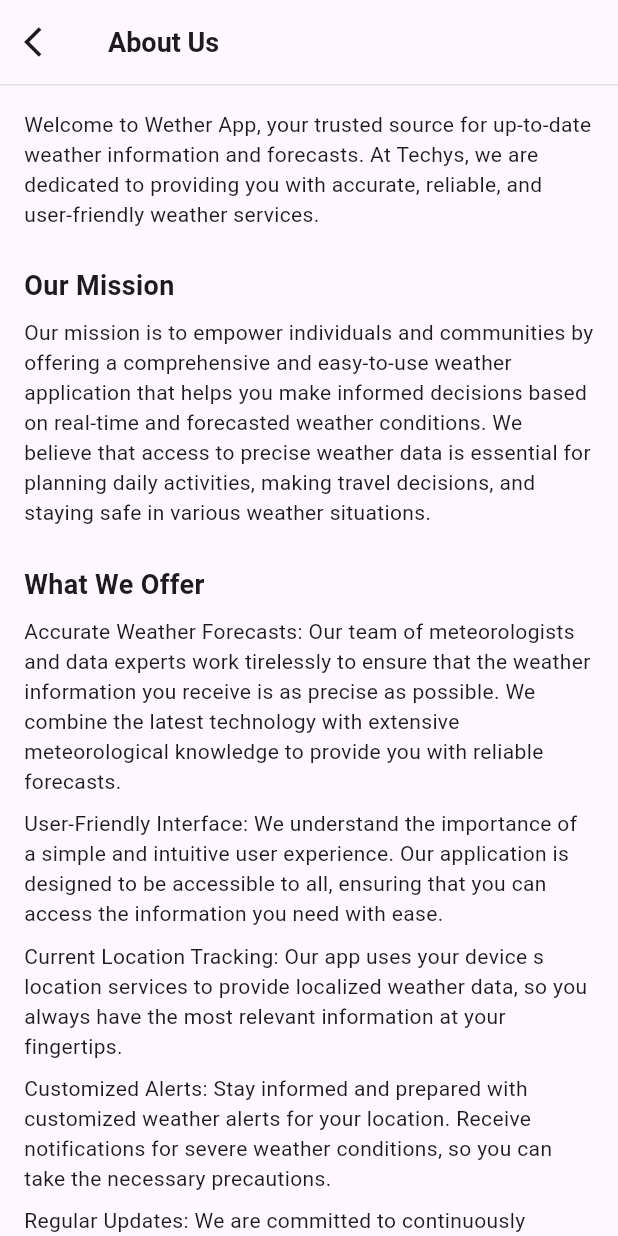
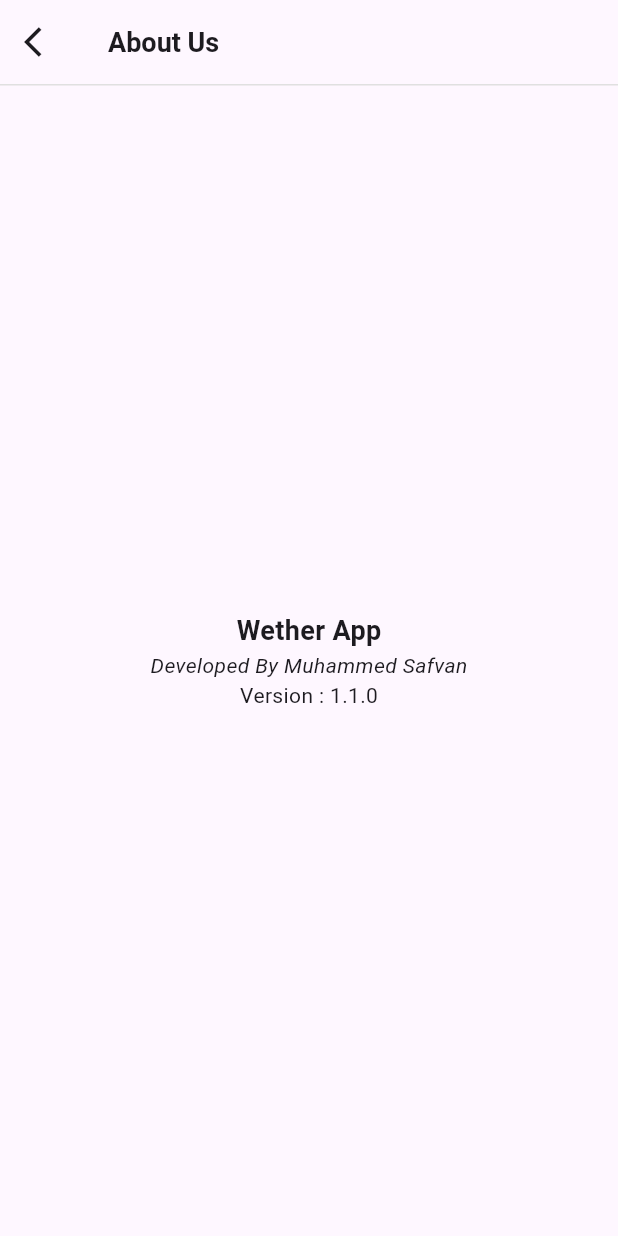
Before and after one commit to safvansafvan/weather_app, a Flutter app: the AboutUs screen opened directly, on a phone screen of 412 x 824 dp. Run offline on Flutter 3.47's test engine with Material 2 defaults, Android fonts, the phone set to English and light mode, and no system bars; our stand-ins replace dio, geocoding, geolocator, get, google_fonts, lottie and 2 more; Roboto replaces fonts that are missing (Prompt).

Commit message:
resolved issue and screen changes

```diff
--- a/lib/apiservice/get_api_resp.dart
+++ b/lib/apiservice/get_api_resp.dart
@@ -20,7 +20,7 @@ class ApiService {
           WeatherDataHourly.fromJson(bodyData),
           WeatherDataDaily.fromJson(bodyData),
         );
-        return weatherData!;
+        return weatherData;
       } else {
         log('Server Failure');
       }
--- a/lib/view/home/home.dart
+++ b/lib/view/home/home.dart
@@ -17,7 +17,9 @@ class HomeScreen extends StatelessWidget {
     var screenSize = MediaQuery.of(context).size;
     final GlobelController controller =
         Get.put(GlobelController(), permanent: true);
-    return RefreshIndicator(
+    return Stack(
+      children: [
+        RefreshIndicator(
           onRefresh: () async {
             controller.isLoading.value = true;
             controller.onInit();
@@ -72,6 +74,8 @@ class HomeScreen extends StatelessWidget {
                     ),
             ),
           ),
+        ),
+      ],
     );
   }
 }
--- a/lib/view/settings/screen/about_us.dart
+++ b/lib/view/settings/screen/about_us.dart
@@ -1,7 +1,5 @@
 import 'package:flutter/material.dart';
-import 'package:weather_app/controller/core/constant.dart';
 import 'package:weather_app/view/settings/widget/app_bar.dart';
-import 'package:weather_app/view/settings/widget/common_heading.dart';
 
 class AboutUs extends StatelessWidget {
   const AboutUs({super.key});
@@ -10,46 +8,16 @@ class AboutUs extends StatelessWidget {
   Widget build(BuildContext context) {
     return Scaffold(
       appBar: appBarWidget(context: context, title: 'About Us'),
-      body: SingleChildScrollView(
-        child: Padding(
-          padding: const EdgeInsets.all(16),
-          child: Column(
-            crossAxisAlignment: CrossAxisAlignment.start,
-            children: [
-              const Text(
-                  'Welcome to Wether App, your trusted source for up-to-date weather information and forecasts. At Techys, we are dedicated to providing you with accurate, reliable, and user-friendly weather services.'),
-              CustomHeights.commonHeight(context),
-              commonHeading(title: 'Our Mission'),
-              CustomHeights.minHeight(context),
-              const Text(
-                  'Our mission is to empower individuals and communities by offering a comprehensive and easy-to-use weather application that helps you make informed decisions based on real-time and forecasted weather conditions. We believe that access to precise weather data is essential for planning daily activities, making travel decisions, and staying safe in various weather situations.'),
-              CustomHeights.commonHeight(context),
-              commonHeading(title: 'What We Offer'),
-              CustomHeights.minHeight(context),
-              const Text(
-                  'Accurate Weather Forecasts: Our team of meteorologists and data experts work tirelessly to ensure that the weather information you receive is as precise as possible. We combine the latest technology with extensive meteorological knowledge to provide you with reliable forecasts.'),
-              CustomHeights.minHeight(context),
-              const Text(
-                  'User-Friendly Interface: We understand the importance of a simple and intuitive user experience. Our application is designed to be accessible to all, ensuring that you can access the information you need with ease.'),
-              CustomHeights.minHeight(context),
-              const Text(
-                  'Current Location Tracking: Our app uses your device s location services to provide localized weather data, so you always have the most relevant information at your fingertips.'),
-              CustomHeights.minHeight(context),
-              const Text(
-                  'Customized Alerts: Stay informed and prepared with customized weather alerts for your location. Receive notifications for severe weather conditions, so you can take the necessary precautions.'),
-              CustomHeights.minHeight(context),
-              const Text(
-                  'Regular Updates: We are committed to continuously improving our application. We release updates and enhancements regularly to keep our users satisfied with the latest features and the best user experience.'),
-              CustomHeights.commonHeight(context),
-              commonHeading(title: 'Get in Touch'),
-              CustomHeights.minHeight(context),
-              const Text(
-                  'Your feedback is essential in helping us improve our application. If you have any questions, suggestions, or concerns, please don t hesitate to contact us at [sajusajuptl@gmail.com]. We value your input and aim to make Wether App the best weather app for you.'),
-              CustomHeights.minHeight(context),
-              const Text(
-                  'Thank you for choosing Wether App as your go-to source for weather information. We are here to serve you, rain or shine!')
-            ],
-          ),
+      body: const Center(
+        child: Column(
+          mainAxisAlignment: MainAxisAlignment.center,
+          children: [
+            Text('Wether App',
+                style: TextStyle(fontWeight: FontWeight.bold, fontSize: 18)),
+            Text('Developed By Muhammed Safvan',
+                style: TextStyle(fontStyle: FontStyle.italic)),
+            Text('Version : 1.1.0'),
+          ],
         ),
       ),
     );
--- a/lib/view/settings/settings.dart
+++ b/lib/view/settings/settings.dart
@@ -22,6 +22,9 @@ class Settings extends StatelessWidget {
           SettingsFieldWidget(
             title: 'About Us',
             about: true,
+          ),
+          SettingsFieldWidget(
+            title: 'Version : 1.1.0',
           )
         ],
       ),
```
Also changed, not shown: lib/view/widgets/current_weather_widget.dart (+4 -7 lines), lib/view/widgets/header_widget.dart (+18 -3 lines), lib/view/widgets/more_popup.dart (deleted, +0 -33 lines), pubspec.yaml (+10 -10 lines), pubspec.lock, 7 other files. Lines whose indentation alone changed are shown as unchanged.
